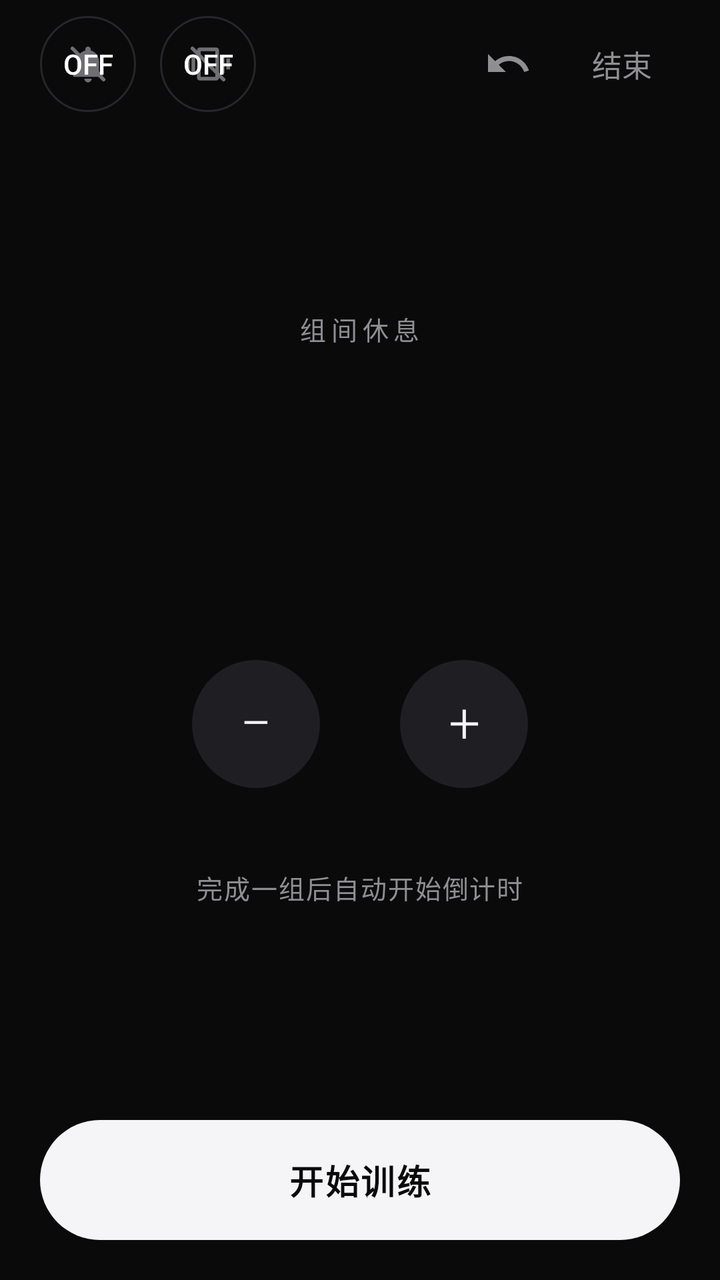
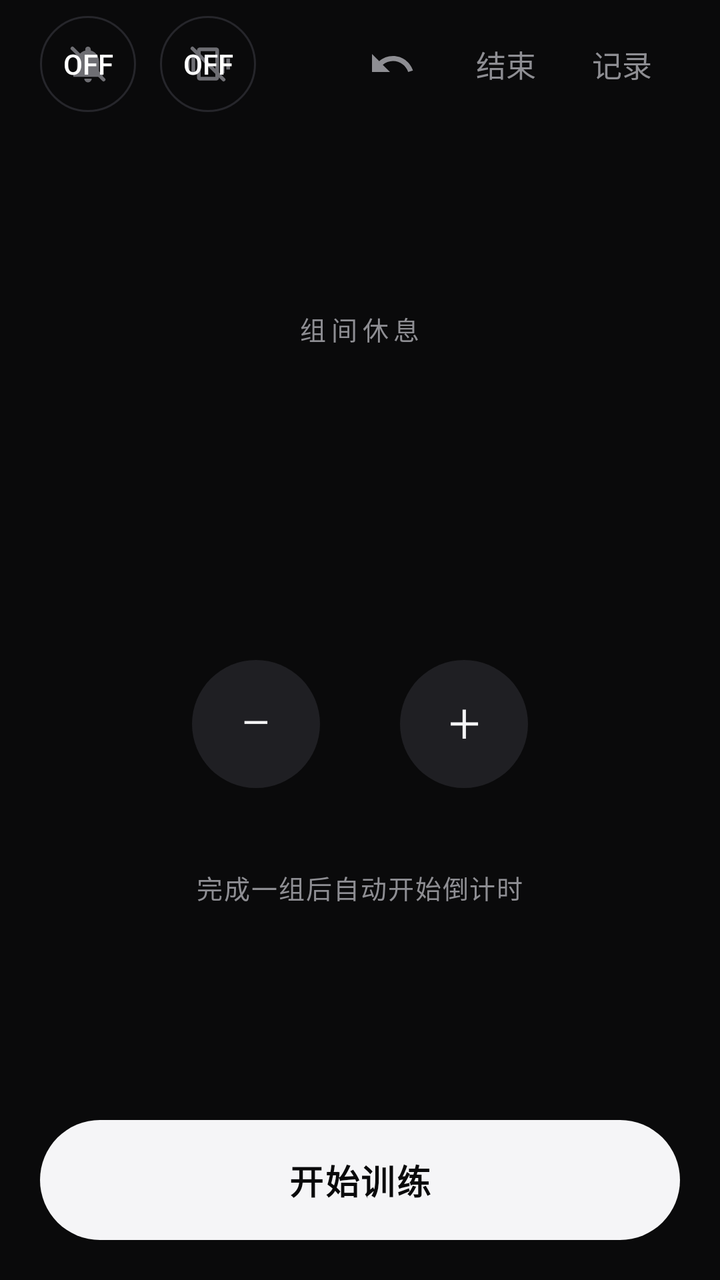

Compare the two renders of this Android layout. The source of the first and the diff that turns it into the second are given below.
<!-- AndroidManifest.xml: application theme Theme.FitnessTimer -->
<!-- res/layout/activity_main.xml -->
<?xml version="1.0" encoding="utf-8"?>
<LinearLayout xmlns:android="http://schemas.android.com/apk/res/android"
    xmlns:tools="http://schemas.android.com/tools"
    android:id="@+id/root"
    android:layout_width="match_parent"
    android:layout_height="match_parent"
    android:orientation="vertical"
    android:paddingStart="20dp"
    android:paddingEnd="20dp"
    android:paddingBottom="20dp">

    <LinearLayout
        android:id="@+id/topBar"
        android:layout_width="match_parent"
        android:layout_height="64dp"
        android:gravity="center_vertical"
        android:orientation="horizontal">

        <ToggleButton
            android:id="@+id/toggleSound"
            style="@style/IconToggle"
            android:background="@drawable/bg_toggle_sound"
            android:contentDescription="@string/sound" />

        <ToggleButton
            android:id="@+id/toggleVibrate"
            style="@style/IconToggle"
            android:layout_marginStart="12dp"
            android:background="@drawable/bg_toggle_vibrate"
            android:contentDescription="@string/vibrate" />

        <Space
            android:layout_width="0dp"
            android:layout_height="1dp"
            android:layout_weight="1" />

        <ImageButton
            android:id="@+id/btnUndo"
            style="@style/IconButton"
            android:contentDescription="@string/undo"
            android:src="@drawable/ic_undo" />

        <Button
            android:id="@+id/btnEnd"
            style="@style/TextButton"
            android:layout_marginStart="4dp"
            android:text="@string/end" />
    </LinearLayout>

    <FrameLayout
        android:layout_width="match_parent"
        android:layout_height="0dp"
        android:layout_weight="1">

        
        <LinearLayout
            android:id="@+id/idlePanel"
            android:layout_width="match_parent"
            android:layout_height="match_parent"
            android:gravity="center"
            android:orientation="vertical">

            <TextView
                android:id="@+id/idleLabel"
                style="@style/Eyebrow"
                android:text="@string/rest_label" />

            <TextView
                android:id="@+id/idleValue"
                style="@style/IdleValue"
                android:layout_marginTop="4dp" />

            <LinearLayout
                android:id="@+id/idleButtons"
                android:layout_width="wrap_content"
                android:layout_height="wrap_content"
                android:layout_marginTop="24dp"
                android:orientation="horizontal">

                <Button
                    android:id="@+id/idleMinus"
                    style="@style/RoundButton"
                    android:text="@string/minus_symbol" />

                <Button
                    android:id="@+id/idlePlus"
                    style="@style/RoundButton"
                    android:layout_marginStart="40dp"
                    android:text="@string/plus_symbol" />
            </LinearLayout>

            <TextView
                android:id="@+id/idleHint"
                style="@style/Hint"
                android:layout_marginTop="40dp"
                android:text="@string/idle_hint" />
        </LinearLayout>
        
        <LinearLayout
            android:id="@+id/trainingPanel"
            android:layout_width="match_parent"
            android:layout_height="match_parent"
            android:orientation="vertical"
            android:visibility="gone">

            <LinearLayout
                android:id="@+id/stage"
                android:layout_width="match_parent"
                android:layout_height="0dp"
                android:layout_weight="1"
                android:orientation="vertical">

                
                <FrameLayout
                    android:id="@+id/ringFrame"
                    android:layout_width="match_parent"
                    android:layout_height="0dp"
                    android:layout_weight="1"
                    tools:ignore="NestedWeights">

                    <com.heleyi.fitnesstimer.RingView
                        android:id="@+id/ring"
                        android:layout_width="match_parent"
                        android:layout_height="match_parent"
                        android:importantForAccessibility="no" />

                    <LinearLayout
                        android:layout_width="wrap_content"
                        android:layout_height="wrap_content"
                        android:layout_gravity="center"
                        android:gravity="center_horizontal"
                        android:orientation="vertical">

                        <TextView
                            android:id="@+id/phaseLabel"
                            style="@style/PhaseLabel" />

                        <TextView
                            android:id="@+id/timerText"
                            style="@style/TimerText" />

                        <TextView
                            android:id="@+id/timerCaption"
                            style="@style/Caption" />
                    </LinearLayout>
                </FrameLayout>
                <LinearLayout
                    android:id="@+id/counters"
                    android:layout_width="match_parent"
                    android:layout_height="wrap_content"
                    android:layout_marginTop="16dp"
                    android:baselineAligned="false"
                    android:gravity="center_vertical"
                    android:orientation="horizontal">

                    <LinearLayout
                        android:layout_width="0dp"
                        android:layout_height="wrap_content"
                        android:layout_weight="1"
                        android:gravity="center_horizontal"
                        android:orientation="vertical">

                        <TextView
                            android:id="@+id/exerciseLabel"
                            style="@style/Eyebrow"
                            android:text="@string/label_exercise" />

                        <TextView
                            android:id="@+id/exerciseText"
                            style="@style/CounterValue" />
                    </LinearLayout>

                    <View
                        android:layout_width="1dp"
                        android:layout_height="48dp"
                        android:background="@color/hairline" />

                    <LinearLayout
                        android:layout_width="0dp"
                        android:layout_height="wrap_content"
                        android:layout_weight="1"
                        android:gravity="center_horizontal"
                        android:orientation="vertical">

                        <TextView
                            android:id="@+id/setLabel"
                            style="@style/Eyebrow"
                            android:text="@string/label_set" />

                        <TextView
                            android:id="@+id/setText"
                            style="@style/CounterValue"
                            android:accessibilityLiveRegion="polite" />
                    </LinearLayout>
                </LinearLayout>
            </LinearLayout>
            
            <LinearLayout
                android:id="@+id/restRow"
                android:layout_width="match_parent"
                android:layout_height="64dp"
                android:layout_marginTop="20dp"
                android:background="@drawable/bg_surface_pill"
                android:gravity="center_vertical"
                android:orientation="horizontal"
                android:paddingStart="22dp"
                android:paddingEnd="8dp">

                <TextView
                    android:layout_width="0dp"
                    android:layout_height="wrap_content"
                    android:layout_weight="1"
                    android:importantForAccessibility="no"
                    android:text="@string/rest_label"
                    android:textColor="@color/text_dim"
                    android:textSize="15sp" />

                <Button
                    android:id="@+id/restMinus"
                    style="@style/RoundButton.Small"
                    android:text="@string/minus_symbol" />

                <TextView
                    android:id="@+id/restValue"
                    style="@style/RestValue" />

                <Button
                    android:id="@+id/restPlus"
                    style="@style/RoundButton.Small"
                    android:text="@string/plus_symbol" />
            </LinearLayout>
        </LinearLayout>
    </FrameLayout>
    <LinearLayout
        android:layout_width="match_parent"
        android:layout_height="wrap_content"
        android:layout_marginTop="16dp"
        android:orientation="horizontal">

        <Button
            android:id="@+id/btnSecondary"
            style="@style/PillOutline"
            android:layout_width="0dp"
            android:layout_marginEnd="12dp"
            android:layout_weight="1"
            android:text="@string/next_exercise"
            android:visibility="gone" />

        <Button
            android:id="@+id/btnPrimary"
            style="@style/PillPrimary"
            android:layout_width="0dp"
            android:layout_weight="1.4"
            android:text="@string/start" />
    </LinearLayout>
</LinearLayout>
<!-- resources referenced by this layout -->
<resources>
  <color name="hairline">#26262B</color>
  <color name="text_dim">#8E8E93</color>
  <!-- drawable bg_surface_pill (drawable) -->
  <?xml version="1.0" encoding="utf-8"?>
  <shape xmlns:android="http://schemas.android.com/apk/res/android"
      android:shape="rectangle">
      <corners android:radius="32dp" />
      <solid android:color="@color/surface" />
  </shape>
  <string name="end">结束</string>
  <string name="idle_hint">完成一组后自动开始倒计时</string>
  <string name="label_exercise">动作</string>
  <string name="label_set">组</string>
  <string name="minus_symbol">−</string>
  <string name="next_exercise">下一个动作</string>
  <string name="plus_symbol">+</string>
  <string name="rest_label">组间休息</string>
  <string name="sound">响铃</string>
  <string name="start">开始训练</string>
  <string name="undo">撤销</string>
  <string name="vibrate">震动</string>
  <style name="Hint">
          <item name="android:layout_width">wrap_content</item>
          <item name="android:layout_height">wrap_content</item>
          <item name="android:letterSpacing">0.05</item>
          <item name="android:textColor">@color/text_dim</item>
          <item name="android:textSize">13sp</item>
      </style>
  <style name="IconButton">
          <item name="android:layout_width">48dp</item>
          <item name="android:layout_height">48dp</item>
          <item name="android:background">@drawable/bg_icon_button</item>
          <item name="android:scaleType">center</item>
          <item name="android:tint">@color/icon_button_tint</item>
      </style>
  <style name="IconToggle">
          <item name="android:layout_width">48dp</item>
          <item name="android:layout_height">48dp</item>
          <item name="android:minWidth">48dp</item>
          <item name="android:minHeight">48dp</item>
          <item name="android:padding">0dp</item>
          <item name="android:stateListAnimator">@null</item>
      </style>
  <style name="PillOutline" parent="PillPrimary">
          <item name="android:background">@drawable/bg_pill_outline</item>
          <item name="android:textColor">@color/text</item>
          <item name="android:textFontWeight">500</item>
      </style>
  <style name="RoundButton.Small">
          <item name="android:layout_width">48dp</item>
          <item name="android:layout_height">48dp</item>
          <item name="android:textSize">22sp</item>
      </style>
  <style name="TimerText" parent="BigNumber">
          <item name="android:layout_width">wrap_content</item>
          <item name="android:layout_height">wrap_content</item>
          <item name="android:textSize">72sp</item>
      </style>
  <color name="surface">#141416</color>
  <color name="ripple">#33FFFFFF</color>
  <color name="surface_high">#1F1F23</color>
  <color name="text">#F5F5F7</color>
  <!-- drawable bg_icon_button (drawable) -->
  <?xml version="1.0" encoding="utf-8"?>
  <ripple xmlns:android="http://schemas.android.com/apk/res/android"
      android:color="@color/ripple">
      <item android:id="@android:id/mask">
          <shape android:shape="oval">
              <solid android:color="@android:color/white" />
          </shape>
      </item>
  </ripple>
  <color name="on_accent">#0A0A0B</color>
  <color name="bg">#0A0A0B</color>
  <color name="accent">#F5F5F7</color>
  <color name="text_mute">#6E6E73</color>
  <color name="stroke">#3A3A40</color>
  <color name="dialog">#1C1C1F</color>
  <!-- unchanged entries left out for length: 24 -->
</resources>

<!-- the commit's change to res/layout/activity_main.xml (unified diff, before → after) -->
@@ -45,6 +45,12 @@
             style="@style/TextButton"
             android:layout_marginStart="4dp"
             android:text="@string/end" />
+
+        
+        <Button
+            android:id="@+id/btnHistory"
+            style="@style/TextButton"
+            android:text="@string/history" />
     </LinearLayout>
 
     <FrameLayout
@@ -94,6 +100,29 @@
                 style="@style/Hint"
                 android:layout_marginTop="40dp"
                 android:text="@string/idle_hint" />
+
+            <LinearLayout
+                android:id="@+id/idleRecent"
+                android:layout_width="wrap_content"
+                android:layout_height="wrap_content"
+                android:layout_marginTop="28dp"
+                android:background="@drawable/bg_text_button"
+                android:gravity="center_horizontal"
+                android:orientation="vertical"
+                android:paddingStart="20dp"
+                android:paddingTop="12dp"
+                android:paddingEnd="20dp"
+                android:paddingBottom="12dp"
+                android:visibility="gone">
+
+                <TextView
+                    android:id="@+id/recentWeek"
+                    style="@style/RecentWeek" />
+
+                <TextView
+                    android:id="@+id/recentLast"
+                    style="@style/RecentLast" />
+            </LinearLayout>
         </LinearLayout>
         
         <LinearLayout
<!-- resource entries referenced after the edit -->
@@ -10,6 +10,7 @@
       <solid android:color="@color/surface" />
   </shape>
   <string name="end">结束</string>
+  <string name="history">记录</string>
   <string name="idle_hint">完成一组后自动开始倒计时</string>
   <string name="label_exercise">动作</string>
   <string name="label_set">组</string>
@@ -48,6 +49,17 @@
           <item name="android:textColor">@color/text</item>
           <item name="android:textFontWeight">500</item>
       </style>
+  <style name="RecentLast" parent="Hint">
+          <item name="android:layout_marginTop">4dp</item>
+          <item name="android:gravity">center</item>
+      </style>
+  <style name="RecentWeek">
+          <item name="android:layout_width">wrap_content</item>
+          <item name="android:layout_height">wrap_content</item>
+          <item name="android:gravity">center</item>
+          <item name="android:textColor">@color/text</item>
+          <item name="android:textSize">15sp</item>
+      </style>
   <style name="RoundButton.Small">
           <item name="android:layout_width">48dp</item>
           <item name="android:layout_height">48dp</item>
